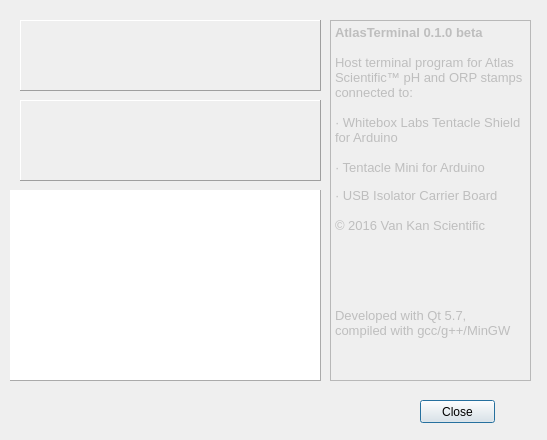
Before: the Qt Designer form src/about.ui in cskv/atlas-tentacle, drawn with Qt 5.
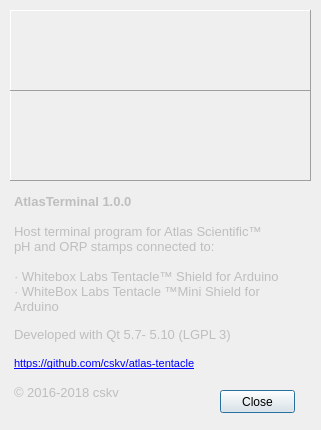
After: the same form once the commit is applied. Icons and pictures are not drawn.

```diff
--- a/src/about.ui
+++ b/src/about.ui
@@ -6,51 +6,20 @@
    <rect>
     <x>0</x>
     <y>0</y>
-    <width>547</width>
-    <height>440</height>
+    <width>321</width>
+    <height>430</height>
    </rect>
   </property>
   <property name="windowTitle">
    <string>About AtlasTerminal</string>
   </property>
-  <widget class="QLabel" name="vkscLabel">
-   <property name="geometry">
-    <rect>
-     <x>10</x>
-     <y>190</y>
-     <width>311</width>
-     <height>191</height>
-    </rect>
-   </property>
-   <property name="autoFillBackground">
-    <bool>false</bool>
-   </property>
-   <property name="styleSheet">
-    <string notr="true">background: white;</string>
-   </property>
-   <property name="frameShape">
-    <enum>QFrame::Panel</enum>
-   </property>
-   <property name="frameShadow">
-    <enum>QFrame::Raised</enum>
-   </property>
-   <property name="text">
-    <string/>
-   </property>
-   <property name="pixmap">
-    <pixmap resource="../atlasterminal.qrc">:/new/images/images/logo2016_zonderrand.png</pixmap>
-   </property>
-   <property name="scaledContents">
-    <bool>true</bool>
-   </property>
-  </widget>
   <widget class="QLabel" name="label_3">
    <property name="geometry">
     <rect>
-     <x>20</x>
-     <y>100</y>
+     <x>10</x>
+     <y>90</y>
      <width>301</width>
-     <height>81</height>
+     <height>91</height>
     </rect>
    </property>
    <property name="frameShape">
@@ -72,10 +41,10 @@
   <widget class="QLabel" name="label_2">
    <property name="geometry">
     <rect>
-     <x>20</x>
-     <y>20</y>
+     <x>10</x>
+     <y>10</y>
      <width>301</width>
-     <height>71</height>
+     <height>81</height>
     </rect>
    </property>
    <property name="frameShape">
@@ -100,45 +69,47 @@
    </property>
    <property name="geometry">
     <rect>
-     <x>330</x>
-     <y>20</y>
-     <width>201</width>
-     <height>361</height>
+     <x>10</x>
+     <y>190</y>
+     <width>301</width>
+     <height>231</height>
     </rect>
    </property>
    <property name="styleSheet">
     <string notr="true">font color: black;</string>
    </property>
+   <property name="frameShape">
+    <enum>QFrame::NoFrame</enum>
+   </property>
+   <property name="frameShadow">
+    <enum>QFrame::Plain</enum>
+   </property>
    <property name="html">
     <string>&lt;!DOCTYPE HTML PUBLIC &quot;-//W3C//DTD HTML 4.0//EN&quot; &quot;http://www.w3.org/TR/REC-html40/strict.dtd&quot;&gt;
 &lt;html&gt;&lt;head&gt;&lt;meta name=&quot;qrichtext&quot; content=&quot;1&quot; /&gt;&lt;style type=&quot;text/css&quot;&gt;
 p, li { white-space: pre-wrap; }
 &lt;/style&gt;&lt;/head&gt;&lt;body style=&quot; font-family:'MS Shell Dlg 2'; font-size:8.25pt; font-weight:400; font-style:normal;&quot;&gt;
-&lt;p style=&quot; margin-top:0px; margin-bottom:0px; margin-left:0px; margin-right:0px; -qt-block-indent:0; text-indent:0px;&quot;&gt;&lt;span style=&quot; font-size:10pt; font-weight:600;&quot;&gt;AtlasTerminal 0.1.0 beta&lt;/span&gt;&lt;/p&gt;
+&lt;p style=&quot; margin-top:0px; margin-bottom:0px; margin-left:0px; margin-right:0px; -qt-block-indent:0; text-indent:0px;&quot;&gt;&lt;span style=&quot; font-size:10pt; font-weight:600;&quot;&gt;AtlasTerminal 1.0.0&lt;/span&gt;&lt;/p&gt;
 &lt;p style=&quot;-qt-paragraph-type:empty; margin-top:0px; margin-bottom:0px; margin-left:0px; margin-right:0px; -qt-block-indent:0; text-indent:0px; font-size:10pt; font-weight:600;&quot;&gt;&lt;br /&gt;&lt;/p&gt;
-&lt;p style=&quot; margin-top:0px; margin-bottom:0px; margin-left:0px; margin-right:0px; -qt-block-indent:0; text-indent:0px;&quot;&gt;&lt;span style=&quot; font-size:10pt;&quot;&gt;Host terminal program for Atlas Scientific™ pH and ORP stamps connected to:&lt;/span&gt;&lt;/p&gt;
+&lt;p style=&quot; margin-top:0px; margin-bottom:0px; margin-left:0px; margin-right:0px; -qt-block-indent:0; text-indent:0px;&quot;&gt;&lt;span style=&quot; font-size:10pt;&quot;&gt;Host terminal program for Atlas Scientific™ &lt;/span&gt;&lt;/p&gt;
+&lt;p style=&quot; margin-top:0px; margin-bottom:0px; margin-left:0px; margin-right:0px; -qt-block-indent:0; text-indent:0px;&quot;&gt;&lt;span style=&quot; font-size:10pt;&quot;&gt;pH and ORP stamps connected to:&lt;/span&gt;&lt;/p&gt;
 &lt;p style=&quot;-qt-paragraph-type:empty; margin-top:0px; margin-bottom:0px; margin-left:0px; margin-right:0px; -qt-block-indent:0; text-indent:0px; font-size:10pt;&quot;&gt;&lt;br /&gt;&lt;/p&gt;
-&lt;p style=&quot; margin-top:0px; margin-bottom:0px; margin-left:0px; margin-right:0px; -qt-block-indent:0; text-indent:0px;&quot;&gt;&lt;span style=&quot; font-size:10pt;&quot;&gt;· Whitebox Labs Tentacle Shield for Arduino&lt;/span&gt;&lt;/p&gt;
-&lt;p style=&quot;-qt-paragraph-type:empty; margin-top:0px; margin-bottom:0px; margin-left:0px; margin-right:0px; -qt-block-indent:0; text-indent:0px; font-size:10pt;&quot;&gt;&lt;br /&gt;&lt;/p&gt;
-&lt;p style=&quot; margin-top:0px; margin-bottom:0px; margin-left:0px; margin-right:0px; -qt-block-indent:0; text-indent:0px;&quot;&gt;&lt;span style=&quot; font-size:10pt;&quot;&gt;· Tentacle Mini for Arduino&lt;/span&gt;&lt;/p&gt;
+&lt;p style=&quot; margin-top:0px; margin-bottom:0px; margin-left:0px; margin-right:0px; -qt-block-indent:0; text-indent:0px;&quot;&gt;&lt;span style=&quot; font-size:10pt;&quot;&gt;· Whitebox Labs Tentacle™ Shield for Arduino&lt;/span&gt;&lt;/p&gt;
+&lt;p style=&quot; margin-top:0px; margin-bottom:0px; margin-left:0px; margin-right:0px; -qt-block-indent:0; text-indent:0px;&quot;&gt;&lt;span style=&quot; font-size:10pt;&quot;&gt;· WhiteBox Labs Tentacle ™Mini Shield for Arduino&lt;/span&gt;&lt;/p&gt;
 &lt;p style=&quot;-qt-paragraph-type:empty; margin-top:0px; margin-bottom:0px; margin-left:0px; margin-right:0px; -qt-block-indent:0; text-indent:0px; font-size:8pt;&quot;&gt;&lt;br /&gt;&lt;/p&gt;
-&lt;p style=&quot; margin-top:0px; margin-bottom:0px; margin-left:0px; margin-right:0px; -qt-block-indent:0; text-indent:0px;&quot;&gt;&lt;span style=&quot; font-size:10pt;&quot;&gt;· USB Isolator Carrier Board&lt;/span&gt;&lt;/p&gt;
+&lt;p style=&quot; margin-top:0px; margin-bottom:0px; margin-left:0px; margin-right:0px; -qt-block-indent:0; text-indent:0px;&quot;&gt;&lt;span style=&quot; font-size:10pt;&quot;&gt;Developed with Qt 5.7- 5.10 (LGPL 3) &lt;/span&gt;&lt;/p&gt;
 &lt;p style=&quot;-qt-paragraph-type:empty; margin-top:0px; margin-bottom:0px; margin-left:0px; margin-right:0px; -qt-block-indent:0; text-indent:0px; font-size:10pt;&quot;&gt;&lt;br /&gt;&lt;/p&gt;
-&lt;p style=&quot; margin-top:0px; margin-bottom:0px; margin-left:0px; margin-right:0px; -qt-block-indent:0; text-indent:0px;&quot;&gt;&lt;span style=&quot; font-size:10pt;&quot;&gt;© 2016 Van Kan Scientific&lt;/span&gt;&lt;/p&gt;
+&lt;p style=&quot; margin-top:0px; margin-bottom:0px; margin-left:0px; margin-right:0px; -qt-block-indent:0; text-indent:0px;&quot;&gt;&lt;a href=&quot;https://github.com/cskv/atlas-tentacle&quot;&gt;&lt;span style=&quot; font-size:8pt; text-decoration: underline; color:#0000ff;&quot;&gt;https://github.com/cskv/atlas-tentacle&lt;/span&gt;&lt;/a&gt;&lt;/p&gt;
 &lt;p style=&quot;-qt-paragraph-type:empty; margin-top:0px; margin-bottom:0px; margin-left:0px; margin-right:0px; -qt-block-indent:0; text-indent:0px; font-size:10pt;&quot;&gt;&lt;br /&gt;&lt;/p&gt;
-&lt;p style=&quot;-qt-paragraph-type:empty; margin-top:0px; margin-bottom:0px; margin-left:0px; margin-right:0px; -qt-block-indent:0; text-indent:0px; font-size:10pt;&quot;&gt;&lt;br /&gt;&lt;/p&gt;
-&lt;p style=&quot;-qt-paragraph-type:empty; margin-top:0px; margin-bottom:0px; margin-left:0px; margin-right:0px; -qt-block-indent:0; text-indent:0px; font-size:10pt;&quot;&gt;&lt;br /&gt;&lt;/p&gt;
-&lt;p style=&quot;-qt-paragraph-type:empty; margin-top:0px; margin-bottom:0px; margin-left:0px; margin-right:0px; -qt-block-indent:0; text-indent:0px; font-size:10pt;&quot;&gt;&lt;br /&gt;&lt;/p&gt;
-&lt;p style=&quot;-qt-paragraph-type:empty; margin-top:0px; margin-bottom:0px; margin-left:0px; margin-right:0px; -qt-block-indent:0; text-indent:0px; font-size:10pt;&quot;&gt;&lt;br /&gt;&lt;/p&gt;
-&lt;p style=&quot; margin-top:0px; margin-bottom:0px; margin-left:0px; margin-right:0px; -qt-block-indent:0; text-indent:0px;&quot;&gt;&lt;span style=&quot; font-size:10pt;&quot;&gt;Developed with Qt 5.7, &lt;/span&gt;&lt;/p&gt;
-&lt;p style=&quot; margin-top:0px; margin-bottom:0px; margin-left:0px; margin-right:0px; -qt-block-indent:0; text-indent:0px;&quot;&gt;&lt;span style=&quot; font-size:10pt;&quot;&gt;compiled with gcc/g++/MinGW&lt;/span&gt;&lt;/p&gt;&lt;/body&gt;&lt;/html&gt;</string>
+&lt;p style=&quot; margin-top:0px; margin-bottom:0px; margin-left:0px; margin-right:0px; -qt-block-indent:0; text-indent:0px;&quot;&gt;&lt;span style=&quot; font-size:10pt;&quot;&gt;© 2016-2018 cskv&lt;/span&gt;&lt;/p&gt;
+&lt;p style=&quot;-qt-paragraph-type:empty; margin-top:0px; margin-bottom:0px; margin-left:0px; margin-right:0px; -qt-block-indent:0; text-indent:0px;&quot;&gt;&lt;br /&gt;&lt;/p&gt;&lt;/body&gt;&lt;/html&gt;</string>
    </property>
   </widget>
   <widget class="QPushButton" name="btnClose">
    <property name="geometry">
     <rect>
-     <x>420</x>
-     <y>400</y>
+     <x>220</x>
+     <y>390</y>
      <width>75</width>
      <height>23</height>
     </rect>
```
